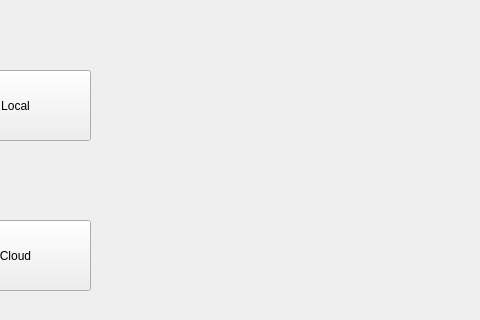
This is mainwindow.ui in brennanafrank/EasyDraft as Qt 5 draws it before an edit; both pictures show x 390 to 870 and y 109 to 429 of the 870 by 600 pixel window. The edited form follows.
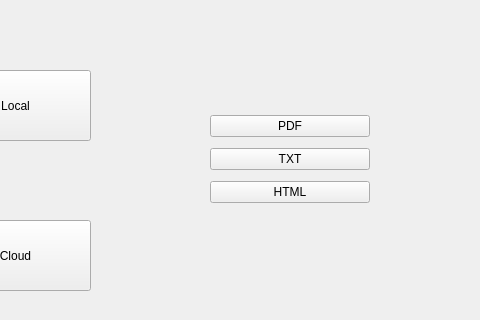
This is the edited form. The open tabs and pages were chosen to show the change. Icons and pictures are not drawn.

Diff of the .ui file:
```diff
--- a/mainwindow.ui
+++ b/mainwindow.ui
@@ -379,6 +379,39 @@
        <string>Cloud</string>
       </property>
      </widget>
+     <widget class="QWidget" name="verticalLayoutWidget_4">
+      <property name="geometry">
+       <rect>
+        <x>620</x>
+        <y>200</y>
+        <width>160</width>
+        <height>100</height>
+       </rect>
+      </property>
+      <layout class="QVBoxLayout" name="verticalLayout_4">
+       <item>
+        <widget class="QPushButton" name="PDFButton">
+         <property name="text">
+          <string>PDF</string>
+         </property>
+        </widget>
+       </item>
+       <item>
+        <widget class="QPushButton" name="TXTButton">
+         <property name="text">
+          <string>TXT</string>
+         </property>
+        </widget>
+       </item>
+       <item>
+        <widget class="QPushButton" name="HTMLButton">
+         <property name="text">
+          <string>HTML</string>
+         </property>
+        </widget>
+       </item>
+      </layout>
+     </widget>
     </widget>
    </widget>
   </widget>
```
Left out of the diff: 2 changed lines with no effect on the pictures.
